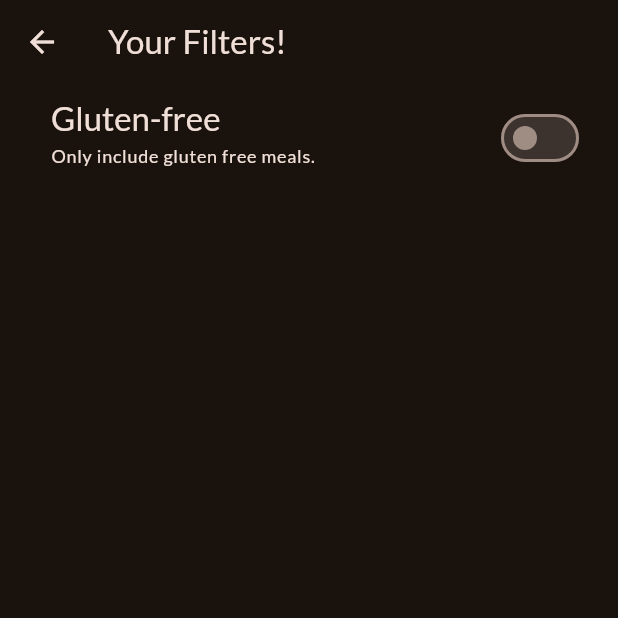
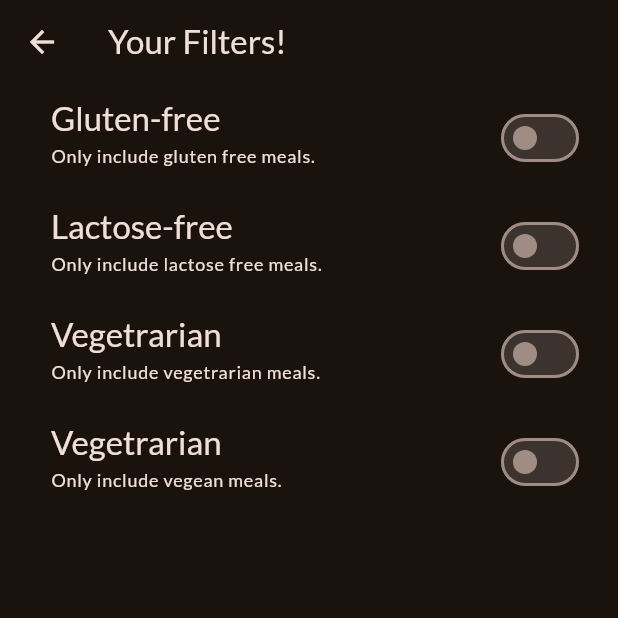
Before and after one commit to fahim25/flutter_meals, a Flutter app: the FiltersScreen screen opened directly, on a phone screen of 412 x 824 dp, the top half of it. Run offline on Flutter 3.47's test engine with Material 3 defaults, Android fonts, the phone set to English and light mode, and no system bars; our stand-ins replace google_fonts, transparent_image.

Commit message:
Update filters_screen.dart

```diff
--- a/lib/screen/filters_screen.dart
+++ b/lib/screen/filters_screen.dart
@@ -12,7 +12,10 @@ class FiltersScreen extends StatefulWidget {
 }
 
 class _FiltersScreenState extends State<FiltersScreen> {
-  var _glutenFreeSet = false;
+  var _glutenFilterSet = false;
+  var _lactoseFilterSet = false;
+  var _vegetrarianFilterSet = false;
+  var _vegeanFilterSet = false;
 
   @override
   Widget build(BuildContext context) {
@@ -33,10 +36,10 @@ class _FiltersScreenState extends State<FiltersScreen> {
       body: Column(
         children: [
           SwitchListTile(
-            value: _glutenFreeSet,
+            value: _glutenFilterSet,
             onChanged: (isChecked) {
               setState(() {
-                _glutenFreeSet = isChecked;
+                _glutenFilterSet = isChecked;
               });
             },
             title: Text(
@@ -57,6 +60,81 @@ class _FiltersScreenState extends State<FiltersScreen> {
               right: 22,
             ),
           ),
+          SwitchListTile(
+            value: _lactoseFilterSet,
+            onChanged: (isChecked) {
+              setState(() {
+                _lactoseFilterSet = isChecked;
+              });
+            },
+            title: Text(
+              'Lactose-free',
+              style: Theme.of(context).textTheme.titleLarge!.copyWith(
+                    color: Theme.of(context).colorScheme.onBackground,
+                  ),
+            ),
+            subtitle: Text(
+              'Only include lactose free meals.',
+              style: Theme.of(context).textTheme.labelMedium!.copyWith(
+                    color: Theme.of(context).colorScheme.onBackground,
+                  ),
+            ),
+            activeColor: Theme.of(context).colorScheme.tertiary,
+            contentPadding: const EdgeInsets.only(
+              left: 34,
+              right: 22,
+            ),
+          ),
+          SwitchListTile(
+            value: _vegetrarianFilterSet,
+            onChanged: (isChecked) {
+              setState(() {
+                _vegetrarianFilterSet = isChecked;
+              });
+            },
+            title: Text(
+              'Vegetrarian',
+              style: Theme.of(context).textTheme.titleLarge!.copyWith(
+                    color: Theme.of(context).colorScheme.onBackground,
+                  ),
+            ),
+            subtitle: Text(
+              'Only include vegetrarian meals.',
+              style: Theme.of(context).textTheme.labelMedium!.copyWith(
+                    color: Theme.of(context).colorScheme.onBackground,
+                  ),
+            ),
+            activeColor: Theme.of(context).colorScheme.tertiary,
+            contentPadding: const EdgeInsets.only(
+              left: 34,
+              right: 22,
+            ),
+          ),
+          SwitchListTile(
+            value: _vegeanFilterSet,
+            onChanged: (isChecked) {
+              setState(() {
+                _vegeanFilterSet = isChecked;
+              });
+            },
+            title: Text(
+              'Vegetrarian',
+              style: Theme.of(context).textTheme.titleLarge!.copyWith(
+                    color: Theme.of(context).colorScheme.onBackground,
+                  ),
+            ),
+            subtitle: Text(
+              'Only include vegean meals.',
+              style: Theme.of(context).textTheme.labelMedium!.copyWith(
+                    color: Theme.of(context).colorScheme.onBackground,
+                  ),
+            ),
+            activeColor: Theme.of(context).colorScheme.tertiary,
+            contentPadding: const EdgeInsets.only(
+              left: 34,
+              right: 22,
+            ),
+          ),
         ],
       ),
     );
```
